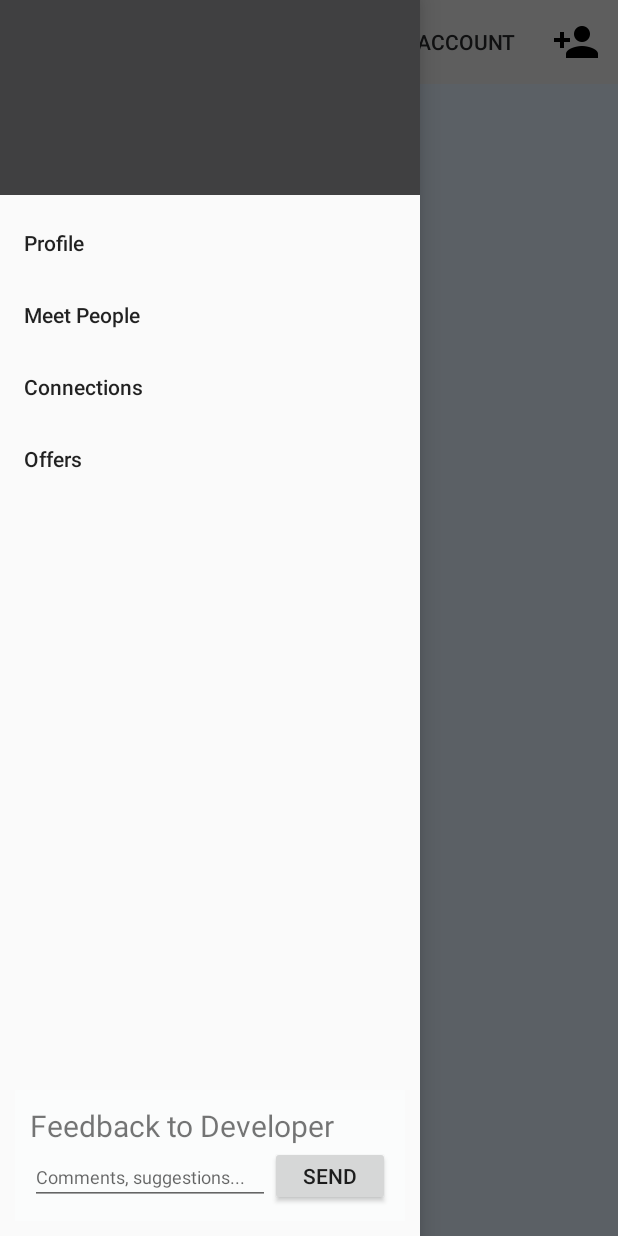
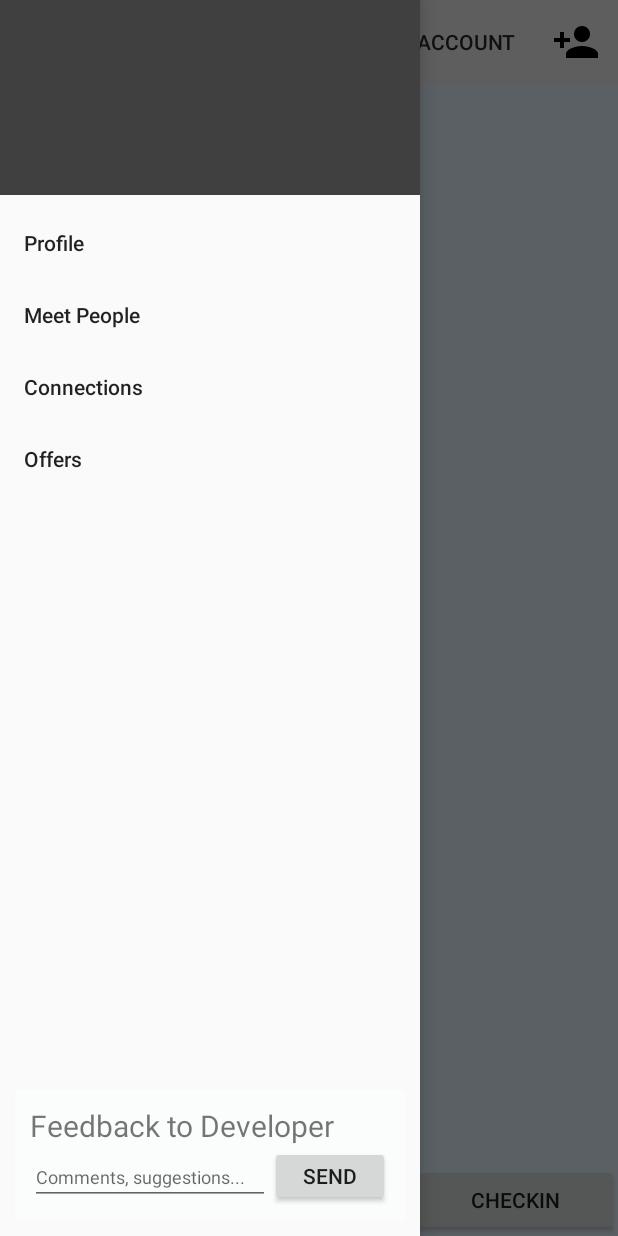
Before and after one commit to thesultanster/Bachata, an Android app: the PeopleNearby screen opened directly, with no data from a screen before it, with the side drawer open, on a phone screen of 412 x 824 dp. Run offline under Robolectric (Android 15) with nearby library versions, the light colour scheme and no system bars; our stand-ins replace CircleImageView, Firebase (no records; nobody signed in at launch, a user with empty details on screens opened directly); libraries missing offline, so code that uses them is left out: com.firebase.geofire; 5 statements that could not run were skipped.

Commit message:
Double Sign in bug fixed Implemented Checkin/checkout New restaurants added to GeoFire

```diff
--- a/app/src/main/AndroidManifest.xml
+++ b/app/src/main/AndroidManifest.xml
@@ -5,6 +5,7 @@
     <uses-permission android:name="android.permission.ACCESS_FINE_LOCATION" />
 
     <application
+        android:name=".util.App"
         android:allowBackup="true"
         android:icon="@mipmap/ic_launcher"
         android:label="@string/app_name"
@@ -21,6 +22,10 @@
         <activity android:name=".credentials.CreateNewAccount" />
         <activity android:name=".credentials.SignIn" />
         <activity android:name=".profile.SimpleProfileInfo"></activity>
+
+        <meta-data
+            android:name="com.google.android.geo.API_KEY"
+            android:value="AIzaSyATKkC-_FIGAMEW035gfrA7pHO948RwRTc"/>
     </application>
 
 </manifest>
--- a/app/src/main/java/com/meetup/uhoo/people_nearby/PeopleNearby.java
+++ b/app/src/main/java/com/meetup/uhoo/people_nearby/PeopleNearby.java
@@ -1,12 +1,24 @@
 package com.meetup.uhoo.people_nearby;
 
+import android.Manifest;
+import android.content.pm.PackageManager;
 import android.os.Bundle;
+import android.support.annotation.NonNull;
+import android.support.v4.app.ActivityCompat;
 import android.support.v4.widget.SwipeRefreshLayout;
 import android.support.v7.app.AppCompatActivity;
 import android.support.v7.widget.LinearLayoutManager;
 import android.support.v7.widget.RecyclerView;
+import android.util.Log;
 import android.view.Menu;
 import android.view.MenuItem;
+import android.view.View;
+import android.widget.AdapterView;
+import android.widget.ArrayAdapter;
+import android.widget.Button;
+import android.widget.Spinner;
+import android.widget.SpinnerAdapter;
+import android.widget.Toast;
 
 
 import com.firebase.geofire.GeoFire;
@@ -14,25 +26,53 @@ import com.firebase.geofire.GeoLocation;
 import com.firebase.geofire.GeoQuery;
 import com.firebase.geofire.GeoQueryEventListener;
 import com.firebase.geofire.LocationCallback;
+import com.google.android.gms.common.ConnectionResult;
+import com.google.android.gms.common.api.GoogleApiClient;
+import com.google.android.gms.common.api.PendingResult;
+import com.google.android.gms.common.api.ResultCallback;
+import com.google.android.gms.common.api.Status;
+import com.google.android.gms.location.places.Place;
+import com.google.android.gms.location.places.PlaceLikelihood;
+import com.google.android.gms.location.places.PlaceLikelihoodBuffer;
+import com.google.android.gms.location.places.Places;
+import com.google.android.gms.location.places.ui.PlaceAutocompleteFragment;
+import com.google.android.gms.location.places.ui.PlaceSelectionListener;
+import com.google.android.gms.maps.model.LatLng;
+import com.google.android.gms.plus.People;
 import com.google.firebase.auth.FirebaseAuth;
+import com.google.firebase.auth.FirebaseUser;
+import com.google.firebase.database.ChildEventListener;
+import com.google.firebase.database.DataSnapshot;
 import com.google.firebase.database.DatabaseError;
 import com.google.firebase.database.DatabaseReference;
 import com.google.firebase.database.FirebaseDatabase;
+import com.google.firebase.database.ValueEventListener;
 import com.meetup.uhoo.R;
+import com.meetup.uhoo.credentials.User;
 import com.meetup.uhoo.util.NavigationDrawerFramework;
 
 import java.util.ArrayList;
 
-public class PeopleNearby extends NavigationDrawerFramework {
+public class PeopleNearby extends NavigationDrawerFramework implements GoogleApiClient.OnConnectionFailedListener {
 
     // Used to manually update list of nearby users
     SwipeRefreshLayout mSwipeRefreshLayout;
 
-    // List View to show nearby users«
+    // List View to show nearby users
     RecyclerView recyclerView;
+
+    Button checkinButton;
+    Spinner placesSpinner;
+    SpinnerAdapter spinnerAdapter;
 
     // RecyclerView adapter to add/remove rows
     PeopleNearbyRecyclerAdapter adapter;
+    User user;
+
+    private GoogleApiClient mGoogleApiClient;
+    final DatabaseReference ref = FirebaseDatabase.getInstance().getReference("restaurant_locations");
+    DatabaseReference userRef;
+    final GeoFire geoFire = new GeoFire(ref);
 
 
     @Override
@@ -40,14 +80,20 @@ public class PeopleNearby extends NavigationDrawerFramework {
         super.onCreate(savedInstanceState);
         setContentView(R.layout.activity_people_nearby);
 
+        mGoogleApiClient = new GoogleApiClient
+                .Builder(this)
+                .addApi(Places.GEO_DATA_API)
+                .addApi(Places.PLACE_DETECTION_API)
+                .enableAutoManage(this, this)
+                .build();
+
+
         // Set Toolbar title
         getToolbar().setTitle("Meet People");
 
         // Set Up Variables
         InflateVariables();
 
-        DatabaseReference ref = FirebaseDatabase.getInstance().getReference("locations");
-        final GeoFire geoFire = new GeoFire(ref);
 
         geoFire.getLocation(FirebaseAuth.getInstance().getCurrentUser().getUid(), new LocationCallback() {
             @Override
@@ -97,10 +143,139 @@ public class PeopleNearby extends NavigationDrawerFramework {
         });
 
 
+        // TODO: Security Permission will crash app if user doesnt allow location
+        PendingResult<PlaceLikelihoodBuffer> result = Places.PlaceDetectionApi.getCurrentPlace(mGoogleApiClient, null);
+        result.setResultCallback(new ResultCallback<PlaceLikelihoodBuffer>() {
+            @Override
+            public void onResult(PlaceLikelihoodBuffer likelyPlaces) {
+
+                ArrayList<PlacesNearbySpinnerInfo> placesData = new ArrayList<PlacesNearbySpinnerInfo>();
+
+                for (PlaceLikelihood placeLikelihood : likelyPlaces) {
+                    Log.i("places", String.format("Place '%s' has likelihood: %g",
+                            placeLikelihood.getPlace().getName(),
+                            placeLikelihood.getLikelihood()));
+                    placesData.add(new PlacesNearbySpinnerInfo(placeLikelihood.getPlace()));
+                }
+                likelyPlaces.release();
+
+                // Initialize the adapter sending the current context
+                // Send the simple_spinner_item layout
+                // And finally send the Users array (Your data)
+                spinnerAdapter = new PlacesNearbySpinnerAdapter(PeopleNearby.this,
+                        android.R.layout.simple_spinner_item,
+                        placesData) {
+                };
+
+
+                placesSpinner.setAdapter(spinnerAdapter); // Set the custom adapter to the spinner
+                // You can create an anonymous listener to handle the event when is selected an spinner item
+                placesSpinner.setOnItemSelectedListener(new AdapterView.OnItemSelectedListener() {
+
+                    @Override
+                    public void onItemSelected(AdapterView<?> adapterView, View view,
+                                               int position, long id) {
+                        // Here you get the current item (a User object) that is selected by its position
+                        PlacesNearbySpinnerInfo place = (PlacesNearbySpinnerInfo) spinnerAdapter.getItem(position);
+                        // Here you can do the action you want to...
+                        Toast.makeText(PeopleNearby.this, "Name: " + place.getName(),
+                                Toast.LENGTH_SHORT).show();
+                    }
+
+                    @Override
+                    public void onNothingSelected(AdapterView<?> adapter) {
+                    }
+                });
+
+
+            }
+        });
+
+
+        checkinButton.setOnClickListener(new View.OnClickListener() {
+            @Override
+            public void onClick(View view) {
+
+                // If user data has not been loaded
+                if(user == null){
+                    Log.d("user","data not loaded yet");
+                    return;
+                }
+
+                if ( !user.isCheckedIn) {
+
+                    final PlacesNearbySpinnerInfo place = (PlacesNearbySpinnerInfo) spinnerAdapter.getItem(placesSpinner.getSelectedItemPosition());
+                    // Add Place Id to GeoFire Table
+                    // If it exists already, then atleast it updates new LatLng if it is updated
+                    geoFire.setLocation(place.getPlace().getId(), new GeoLocation(place.getLatitude(), place.getLongitude()), new GeoFire.CompletionListener() {
+                        @Override
+                        public void onComplete(String key, DatabaseError error) {
+                            if (error != null) {
+                                System.err.println("There was an error saving the location to GeoFire: " + error);
+                            } else {
+                                System.out.println("Location ID saved on server successfully!");
+
+
+                                DatabaseReference mDatabase;
+
+                                // Add user to checkin table
+                                mDatabase = FirebaseDatabase.getInstance().getReference("checkin").child(place.getPlace().getId());
+                                mDatabase.child(FirebaseAuth.getInstance().getCurrentUser().getUid()).setValue(true);
+
+                                // Update user isCheckedIn state
+                                mDatabase = FirebaseDatabase.getInstance().getReference("users").child(FirebaseAuth.getInstance().getCurrentUser().getUid());
+                                mDatabase.child("isCheckedIn").setValue(true);
+                                mDatabase.child("checkedInto").setValue(place.getPlace().getId());
+
+                            }
+                        }
+                    });
+
+                }
+                else {
+
+                    DatabaseReference mDatabase;
+
+                    // Remove user to checkin table
+                    mDatabase = FirebaseDatabase.getInstance().getReference("checkin").child(user.checkedInto);
+                    mDatabase.child(FirebaseAuth.getInstance().getCurrentUser().getUid()).removeValue();
+
+                    // Update user isCheckedIn state
+                    mDatabase = FirebaseDatabase.getInstance().getReference("users").child(FirebaseAuth.getInstance().getCurrentUser().getUid());
+                    mDatabase.child("isCheckedIn").setValue(false);
+
+                }
+            }
+        });
+
+
+        ValueEventListener postListener = new ValueEventListener() {
+            @Override
+            public void onDataChange(DataSnapshot dataSnapshot) {
+                user = dataSnapshot.getValue(User.class);
+                Log.d("user", "isCheckedIn" + user.isCheckedIn);
+
+                if (user != null && user.isCheckedIn) {
+                    checkinButton.setText("Check Out");
+                    placesSpinner.setVisibility(View.GONE);
+                } else {
+                    checkinButton.setText("Checkin");
+                    placesSpinner.setVisibility(View.VISIBLE);
+                }
+            }
+
+            @Override
+            public void onCancelled(DatabaseError databaseError) {
+                // Getting Post failed, log a message
+                Log.w("user", "loadPost:onCancelled", databaseError.toException());
+                // ...
+            }
+        };
+        userRef = FirebaseDatabase.getInstance().getReference("users/" + FirebaseAuth.getInstance().getCurrentUser().getUid());
+        userRef.addValueEventListener(postListener);
+
 
     }
-
-
 
 
     void InflateVariables() {
@@ -108,6 +283,11 @@ public class PeopleNearby extends NavigationDrawerFramework {
         adapter = new PeopleNearbyRecyclerAdapter(PeopleNearby.this, new ArrayList<PeopleNearbyRecyclerInfo>());
         recyclerView.setLayoutManager(new LinearLayoutManager(this));
         recyclerView.setAdapter(adapter);
+
+        placesSpinner = (Spinner) findViewById(R.id.placesSpinner);
+        checkinButton = (Button) findViewById(R.id.checkinButton);
+
+
     }
 
 
@@ -117,14 +297,16 @@ public class PeopleNearby extends NavigationDrawerFramework {
         recyclerView.setAdapter(adapter);
         recyclerView.setLayoutManager(new LinearLayoutManager(PeopleNearby.this));
 
-        adapter.addRow(new PeopleNearbyRecyclerInfo("David Hasselhoff","Product Manager"));
-        adapter.addRow(new PeopleNearbyRecyclerInfo("Mark DeReyouter","Develiper"));
-        adapter.addRow(new PeopleNearbyRecyclerInfo("David Bowie","Product Manager"));
+        adapter.addRow(new PeopleNearbyRecyclerInfo("David Hasselhoff", "Product Manager"));
+        adapter.addRow(new PeopleNearbyRecyclerInfo("Mark DeReyouter", "Develiper"));
+        adapter.addRow(new PeopleNearbyRecyclerInfo("David Bowie", "Product Manager"));
 
 
     }
 
 
+    @Override
+    public void onConnectionFailed(@NonNull ConnectionResult connectionResult) {
 
-
+    }
 }
--- a/app/src/main/java/com/meetup/uhoo/util/NavigationDrawerFramework.java
+++ b/app/src/main/java/com/meetup/uhoo/util/NavigationDrawerFramework.java
@@ -17,11 +17,13 @@ import android.view.MenuItem;
 import android.view.View;
 import android.widget.FrameLayout;
 
+import com.google.android.gms.plus.People;
 import com.google.firebase.auth.FirebaseAuth;
 import com.google.firebase.auth.FirebaseUser;
 import com.meetup.uhoo.R;
 import com.meetup.uhoo.credentials.CreateNewAccount;
 import com.meetup.uhoo.credentials.SignIn;
+import com.meetup.uhoo.people_nearby.PeopleNearby;
 import com.meetup.uhoo.profile.SimpleProfileInfo;
 
 
@@ -169,10 +171,10 @@ public class NavigationDrawerFramework extends AppCompatActivity implements Navi
             case R.id.profile:
                 intent = new Intent(this, SimpleProfileInfo.class);
                 break;
-            /*case R.id.team:
+            case R.id.meet_people:
                 intent = new Intent(this, PeopleNearby.class);
                 break;
-            case R.id.timeline:
+            /*case R.id.timeline:
                 intent = new Intent(this, Timeline.class);
                 break;
                 */
--- a/app/src/main/res/layout/activity_people_nearby.xml
+++ b/app/src/main/res/layout/activity_people_nearby.xml
@@ -1,11 +1,14 @@
-<LinearLayout xmlns:android="http://schemas.android.com/apk/res/android"
+<RelativeLayout xmlns:android="http://schemas.android.com/apk/res/android"
     android:layout_width="match_parent"
     android:layout_height="match_parent"
-    android:paddingLeft="15dp"
-    android:paddingTop="15dp"
-    android:orientation="vertical"
     android:background="#E4F1FE">
 
+
+    <LinearLayout
+        android:layout_width="match_parent"
+        android:layout_height="match_parent"
+        android:layout_above="@+id/checkinWidget"
+        android:orientation="vertical">
 
         <TextView
             android:layout_width="wrap_content"
@@ -22,10 +25,42 @@
             <android.support.v7.widget.RecyclerView
                 android:id="@+id/recyclerView"
                 android:layout_width="match_parent"
-            android:layout_height="match_parent"
-             />
+                android:layout_height="match_parent" />
 
         </android.support.v4.widget.SwipeRefreshLayout>
 
 
     </LinearLayout>
+
+
+    <RelativeLayout
+        android:id="@+id/checkinWidget"
+        android:layout_width="match_parent"
+        android:layout_height="wrap_content"
+        android:layout_alignParentBottom="true">
+
+        <LinearLayout
+            android:layout_width="match_parent"
+            android:layout_height="wrap_content"
+            android:orientation="horizontal">
+
+            <Spinner
+                android:id="@+id/placesSpinner"
+                android:layout_width="0dp"
+                android:layout_height="wrap_content"
+                android:layout_weight="2"/>
+
+            <Button
+                android:id="@+id/checkinButton"
+                android:layout_width="0dp"
+                android:layout_height="wrap_content"
+                android:layout_weight="1"
+                android:text="Checkin" />
+
+
+        </LinearLayout>
+
+
+    </RelativeLayout>
+
+</RelativeLayout>
```
Also changed, not shown: app/build.gradle (+10 -2 lines), app/src/main/java/com/meetup/uhoo/credentials/User.java (+8 -0 lines), app/src/main/java/com/meetup/uhoo/people_nearby/PlacesNearbySpinnerAdapter.java (added, +71 -0 lines), app/src/main/java/com/meetup/uhoo/people_nearby/PlacesNearbySpinnerInfo.java (added, +47 -0 lines), app/src/main/java/com/meetup/uhoo/util/App.java (added, +23 -0 lines), app/src/main/java/com/meetup/uhoo/util/FindLocation.java (+16 -10 lines). Lines whose indentation alone changed are shown as unchanged.
